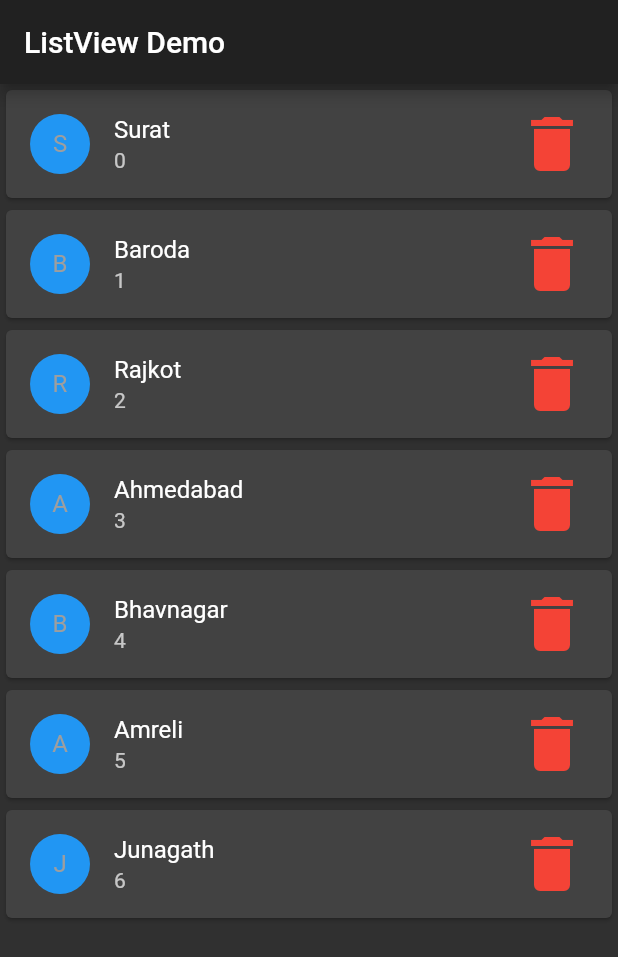
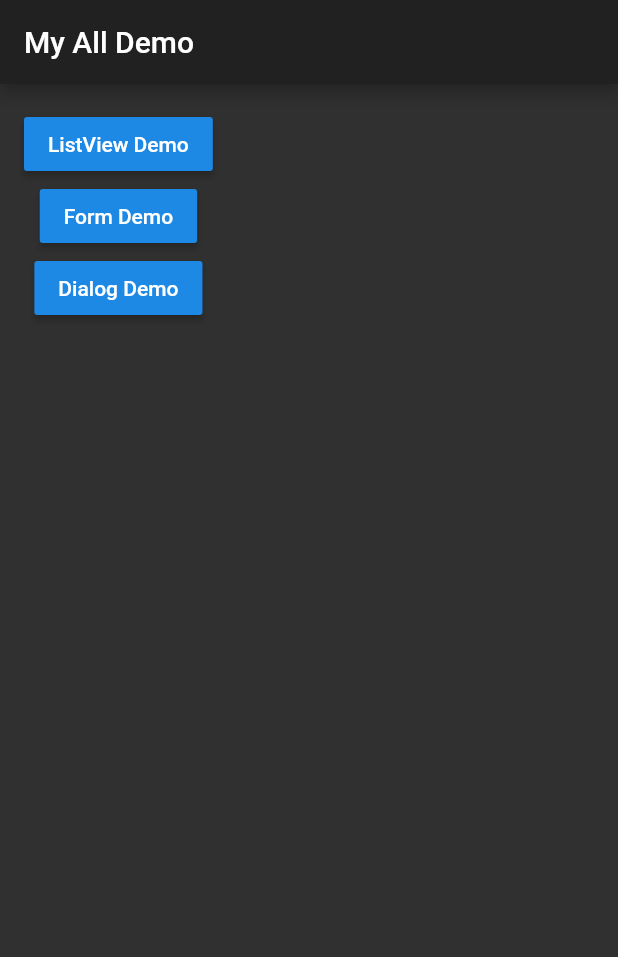
Before and after one commit to sanjayvramani/flutter_widget_demo, a Flutter app: the screen it shows after launch, on a phone screen of 412 x 824 dp. Shown: the top 957 px of the screen. Run offline on Flutter 3.47's test engine with Material 2 defaults, Android fonts, the phone set to English and light mode, and no system bars.

```diff
--- a/lib/DialogDemo.dart
+++ b/lib/DialogDemo.dart
@@ -1,6 +1,7 @@
 import 'package:flutter/material.dart';
 import 'package:flutter_widget_demo/CommonWidgets/CommonWidgets.dart';
 class DialogDemo extends StatefulWidget {
+  static String TAG="dialogdemo";
   @override
   _DialogDemoState createState() => _DialogDemoState();
 }
--- a/lib/ListViewDemo.dart
+++ b/lib/ListViewDemo.dart
@@ -3,6 +3,7 @@ import 'package:flutter/rendering.dart';
 import './CommonWidgets/CommonWidgets.dart';
 
 class ListViewDemo extends StatefulWidget {
+  static String TAG="listviewdemo";
   @override
   _ListViewDemoState createState() => _ListViewDemoState();
 }
--- a/lib/main.dart
+++ b/lib/main.dart
@@ -2,21 +2,68 @@ import 'package:flutter/material.dart';
 import 'package:flutter_widget_demo/DialogDemo.dart';
 import 'package:flutter_widget_demo/FormDemo.dart';
 import 'package:flutter_widget_demo/ListViewDemo.dart';
+import 'package:flutter_widget_demo/UserInfo.dart';
 void main()
 {
   runApp(MyApp());
 }
 
 class MyApp extends StatelessWidget {
+
+
   @override
   Widget build(BuildContext context) {
+
+    var route={
+      MyHomePage.TAG:(context)=>MyHomePage(),
+      ListViewDemo.TAG:(context)=>ListViewDemo(),
+      FormDemo.TAG:(context)=>FormDemo(),
+      DialogDemo.TAG:(context)=>DialogDemo(),
+      UserInfo.TAG:(context)=>UserInfo()
+    };
+
     return MaterialApp(
       theme: ThemeData(
        // primarySwatch: Colors.blue,
             brightness: Brightness.dark
       ),
       debugShowCheckedModeBanner: false,
-      home: ListViewDemo(),
+      routes: route,
+      //home: MyHomePage(),
     );
   }
 }
+
+class MyHomePage extends StatefulWidget {
+  static String TAG="/";
+  @override
+  _MyHomePageState createState() => _MyHomePageState();
+}
+
+class _MyHomePageState extends State<MyHomePage> {
+  @override
+  Widget build(BuildContext context) {
+    return Scaffold(
+      appBar: AppBar(title: Text("My All Demo"),),
+      body: Container(
+        padding: const EdgeInsets.all(16.0),
+        child: Column(
+          children: [
+            RaisedButton(onPressed: (){
+              //Navigator.of(context).push(MaterialPageRoute(builder: (_)=>ListViewDemo()));
+              Navigator.pushNamed(context, ListViewDemo.TAG);
+            },child: Text("ListView Demo"),),
+            RaisedButton(onPressed: (){
+              //Navigator.of(context).push(MaterialPageRoute(builder: (_)=>FormDemo()));
+              Navigator.pushNamed(context, FormDemo.TAG);
+            },child: Text("Form Demo"),),
+            RaisedButton(onPressed: (){
+              //Navigator.of(context).push(MaterialPageRoute(builder: (_)=>DialogDemo()));
+              Navigator.pushNamed(context, DialogDemo.TAG);
+            },child: Text("Dialog Demo"),)
+          ],
+        ),
+      ),
+    );
+  }
+}
```
Also changed, not shown: lib/FormDemo.dart (+19 -1 lines), lib/UserInfo.dart (added, +67 -0 lines).
